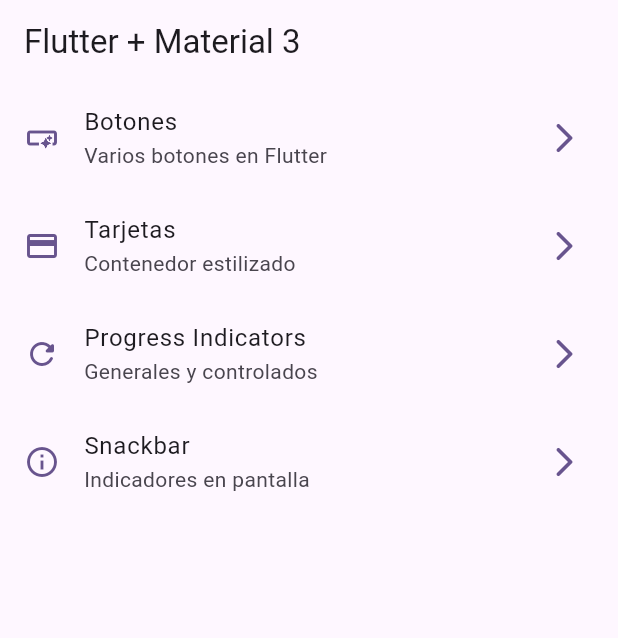
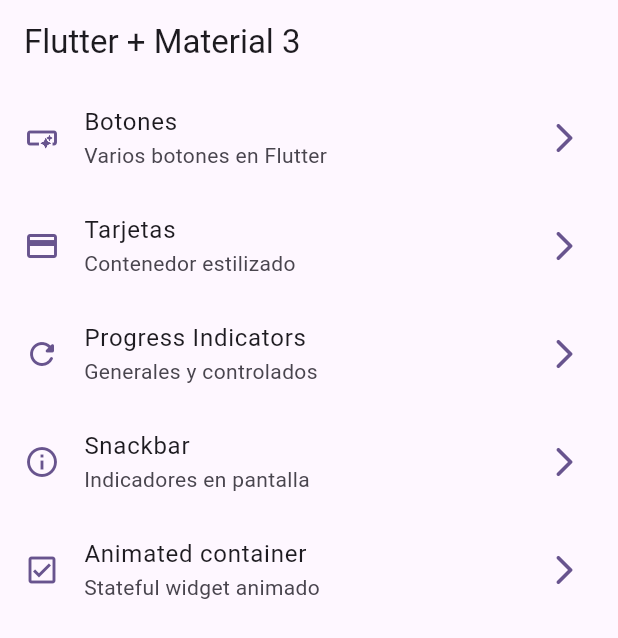
Before and after one commit to Meikez/Flutter-Widgets, a Flutter app: the screen it shows after launch, on a phone screen of 412 x 824 dp. Shown: the top 638 px of the screen. Run offline on Flutter 3.47's test engine with Material 2 defaults, Android fonts, the phone set to English and light mode, and no system bars; our stand-ins replace go_router.

Commit message:
agregamos animaciones

```diff
--- a/lib/config/menu/menu_items.dart
+++ b/lib/config/menu/menu_items.dart
@@ -35,5 +35,11 @@ const List<MenuItem> appMenuItems = [
     subtitle: 'Indicadores en pantalla',
     link: '/snackbars',
     icon: Icons.info_outline,
+  ),
+  MenuItem(
+    title: 'Animated container',
+    subtitle: 'Stateful widget animado',
+    link: '/animated',
+    icon: Icons.check_box_outlined,
   )
 ];
--- a/lib/config/router/app_router.dart
+++ b/lib/config/router/app_router.dart
@@ -31,4 +31,9 @@ final appRouter = GoRouter(
       name: SnackbarScreen.name,
       builder: (context, state) => const SnackbarScreen(),
     ),
+    GoRoute(
+      path: '/animated',
+      name: AnimatedScreen.name,
+      builder: (context, state) => const AnimatedScreen(),
+    ),
   ]);
```
Also changed, not shown: lib/presentation/screens/animated/animated_screen.dart (+48 -2 lines).
